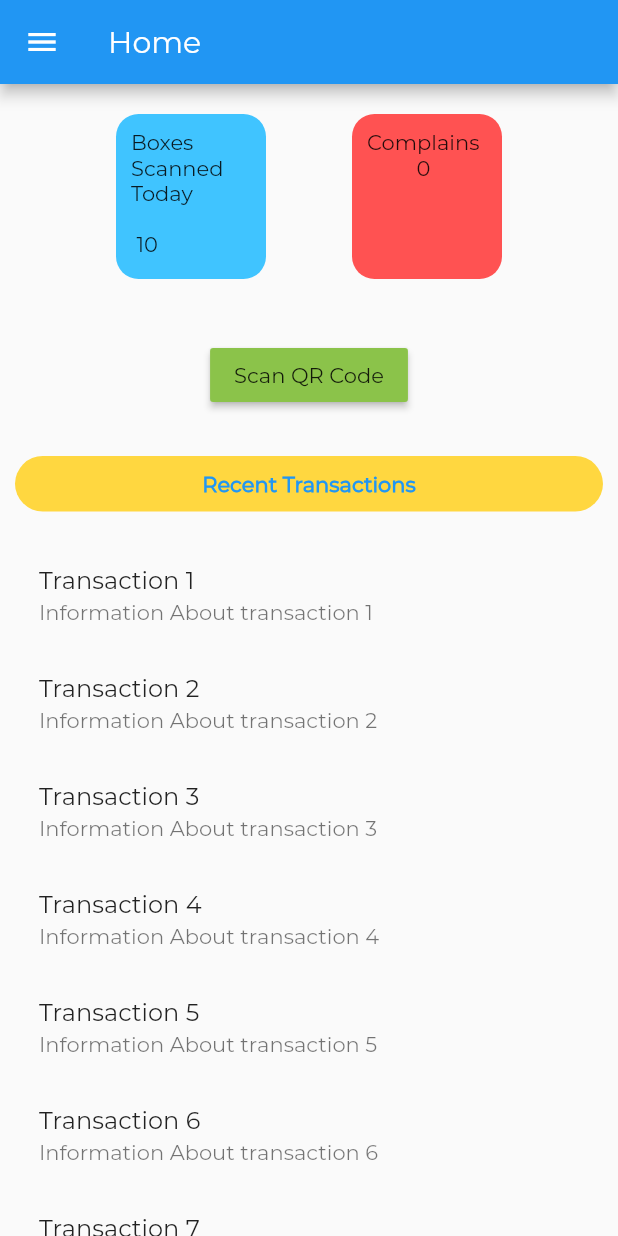
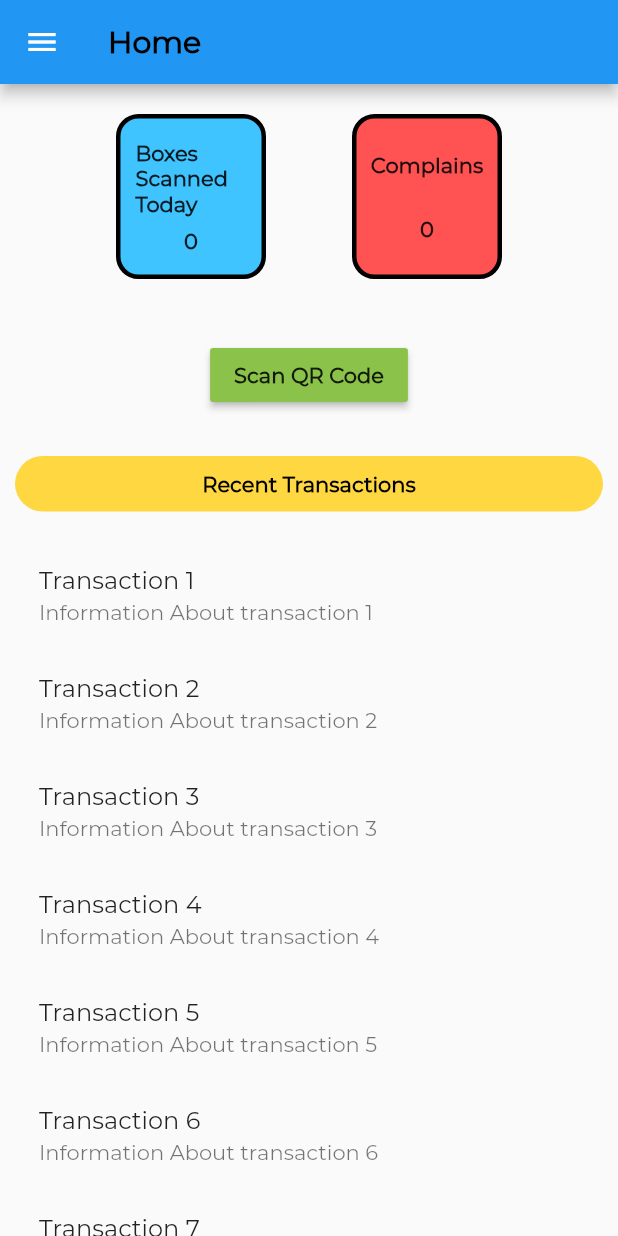
Before and after one commit to dulajdanu/teaSupplyChainWithBlockchain, a Flutter app: the screen it shows after launch, after a tap on "LOGIN", on a phone screen of 412 x 824 dp. Run offline on Flutter 3.47's test engine with Material 2 defaults, Android fonts, the phone set to English and light mode, and no system bars; our stand-ins replace charts_flutter, font_awesome_flutter; missing offline and left inert: qr_code_scanner.

Commit message:
ui design

```diff
--- a/lib/QRScannerWidget.dart
+++ b/lib/QRScannerWidget.dart
@@ -37,14 +37,20 @@ class QRWidgetState extends State<QRWidget> {
                 padding: EdgeInsets.all(10),
                 child: Column(
                   children: <Widget>[
-                    Text('Scan result: \n$qrText'),
+                    Text(
+                      'Scan result: \n$qrText',
+                      style: TextStyle(fontWeight: FontWeight.bold),
+                    ),
                     Spacer(
                       flex: 1,
                     ),
                     RaisedButton(
                       autofocus: false,
                       color: Colors.redAccent,
-                      child: Text("Add to Databse"),
+                      child: Text(
+                        "Add to Databse",
+                        style: TextStyle(fontWeight: FontWeight.bold),
+                      ),
                       onPressed: () {
                         print("herlloooo");
                       },
--- a/lib/home.dart
+++ b/lib/home.dart
@@ -1,4 +1,5 @@
 import 'package:flutter/material.dart';
+import 'package:font_awesome_flutter/font_awesome_flutter.dart';
 import 'package:teatruth/sales_series.dart';
 import 'loginPage.dart';
 import 'QRScannerWidget.dart';
@@ -22,11 +23,22 @@ class HomePageState extends State<HomePage> {
           padding: EdgeInsets.zero,
           children: <Widget>[
             DrawerHeader(
-              child: Text("Welcome \nDulaj"),
+              child: Text(
+                "Welcome \nDulaj",
+                style: TextStyle(fontWeight: FontWeight.bold),
+              ),
               decoration: BoxDecoration(color: Colors.blue),
             ),
             ListTile(
-              title: Text('Profile'),
+              trailing: Icon(
+                Icons.supervised_user_circle,
+                color: Colors.black,
+              ),
+              title: Text(
+                'Profile',
+                style:
+                    TextStyle(fontWeight: FontWeight.bold, color: Colors.black),
+              ),
               onTap: () {
                 Navigator.push(
                     context,
@@ -35,7 +47,15 @@ class HomePageState extends State<HomePage> {
               },
             ),
             ListTile(
-              title: Text('Selling History'),
+              trailing: Icon(
+                Icons.graphic_eq,
+                color: Colors.black,
+              ),
+              title: Text(
+                'Selling History',
+                style:
+                    TextStyle(fontWeight: FontWeight.bold, color: Colors.black),
+              ),
               onTap: () {
                 Navigator.push(
                     context,
@@ -46,7 +66,15 @@ class HomePageState extends State<HomePage> {
               // ...
             ),
             ListTile(
-              title: Text('Products '),
+              trailing: Icon(
+                Icons.panorama_wide_angle,
+                color: Colors.black,
+              ),
+              title: Text(
+                'Products ',
+                style:
+                    TextStyle(fontWeight: FontWeight.bold, color: Colors.black),
+              ),
               onTap: () {
                 Navigator.push(
                     context,
@@ -57,7 +85,15 @@ class HomePageState extends State<HomePage> {
               // ...
             ),
             ListTile(
-              title: Text('LogOut'),
+              trailing: Icon(
+                Icons.exit_to_app,
+                color: Colors.black,
+              ),
+              title: Text(
+                'LogOut',
+                style:
+                    TextStyle(fontWeight: FontWeight.bold, color: Colors.black),
+              ),
               onTap: () {
                 Navigator.pushReplacement(
                     context,
@@ -71,7 +107,10 @@ class HomePageState extends State<HomePage> {
         ),
       ),
       appBar: AppBar(
-        title: Text("Home"),
+        title: Text(
+          "Home",
+          style: TextStyle(fontWeight: FontWeight.bold, color: Colors.black),
+        ),
       ),
       body: Container(
         child: Stack(
@@ -85,21 +124,46 @@ class HomePageState extends State<HomePage> {
                     children: <Widget>[
                       Container(
                         padding: EdgeInsets.all(10),
-                        child: Text('Boxes Scanned Today \n\n 10'),
+                        child: Column(
+                          mainAxisAlignment: MainAxisAlignment.spaceAround,
+                          children: <Widget>[
+                            Text(
+                              'Boxes Scanned Today',
+                              style: TextStyle(fontWeight: FontWeight.bold),
+                            ),
+                            Text(
+                              "0",
+                              style: TextStyle(fontWeight: FontWeight.bold),
+                            )
+                          ],
+                        ),
                         width: 100,
                         height: 110,
                         decoration: BoxDecoration(
-                          borderRadius: BorderRadius.circular(15),
-                          color: Colors.lightBlueAccent,
-                        ),
+                            borderRadius: BorderRadius.circular(15),
+                            color: Colors.lightBlueAccent,
+                            border: Border.all(width: 3)),
                       ),
                       Container(
-                        padding: EdgeInsets.all(10),
+                        padding: EdgeInsets.all(9),
                         width: 100,
                         height: 110,
-                        child: Text("Complains\n         0"),
+                        child: Column(
+                          mainAxisAlignment: MainAxisAlignment.spaceAround,
+                          children: <Widget>[
+                            Text(
+                              "Complains",
+                              style: TextStyle(fontWeight: FontWeight.bold),
+                            ),
+                            Text(
+                              "0",
+                              style: TextStyle(fontWeight: FontWeight.bold),
+                            )
+                          ],
+                        ),
                         decoration: BoxDecoration(
                           borderRadius: BorderRadius.circular(15),
+                          border: Border.all(width: 3),
                           color: Colors.redAccent,
                         ),
                       )
@@ -120,7 +184,8 @@ class HomePageState extends State<HomePage> {
                                   builder: (BuildContext context) =>
                                       QRWidget()));
                         },
-                        child: Text("Scan QR Code"),
+                        child: Text("Scan QR Code",
+                            style: TextStyle(fontWeight: FontWeight.bold)),
                       ))
                     ],
                   ),
@@ -139,7 +204,7 @@ class HomePageState extends State<HomePage> {
                             child: Text(
                               "Recent Transactions",
                               style: TextStyle(
-                                  color: Colors.blue,
+                                  color: Colors.black,
                                   fontWeight: FontWeight.bold),
                               textAlign: TextAlign.center,
                             ),
--- a/lib/main.dart
+++ b/lib/main.dart
@@ -3,10 +3,7 @@ import 'package:flutter/services.dart';
 import './loginPage.dart';
 
 void main() {
-  SystemChrome.setPreferredOrientations([DeviceOrientation.portraitUp])
-      .then((_) {
-    runApp(MyApp());
-  });
+  runApp(MyApp());
 }
 
 class MyApp extends StatelessWidget {
--- a/pubspec.yaml
+++ b/pubspec.yaml
@@ -22,6 +22,7 @@ dependencies:
   # firebase_auth: ^0.14.0+9
   qr_code_scanner: ^0.0.12
   charts_flutter: ^0.8.1
+  font_awesome_flutter: ^8.5.0
 
   # The following adds the Cupertino Icons font to your application.
   # Use with the CupertinoIcons class for iOS style icons.
```
Also changed, not shown: pubspec.lock, 2 other files.
